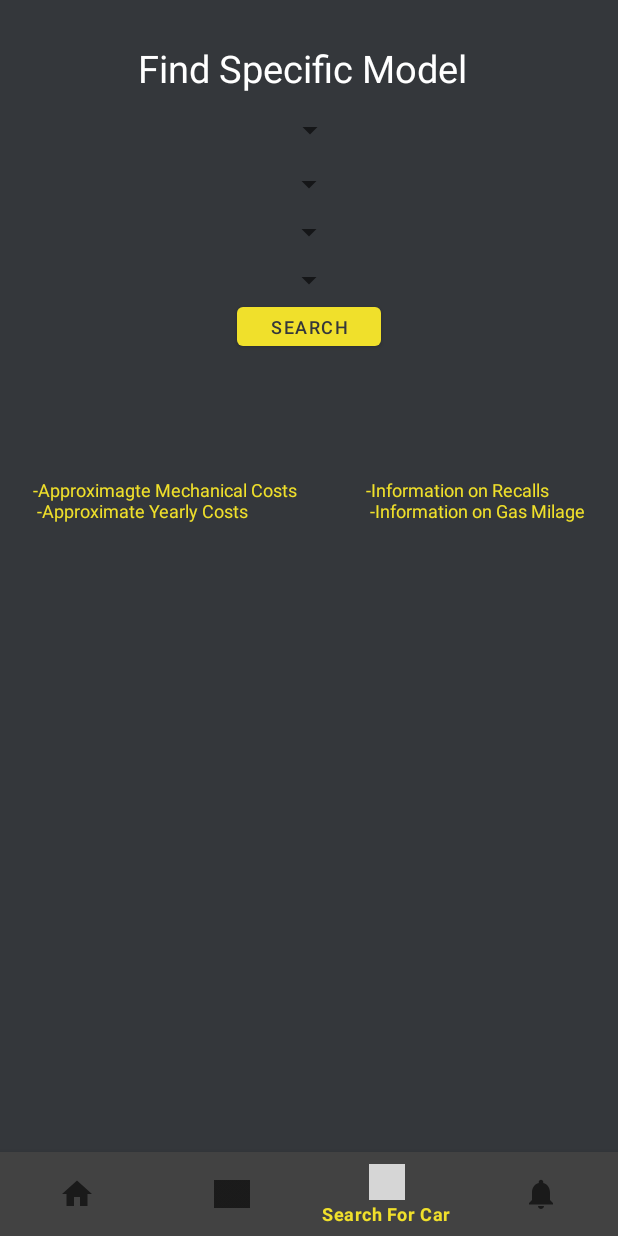
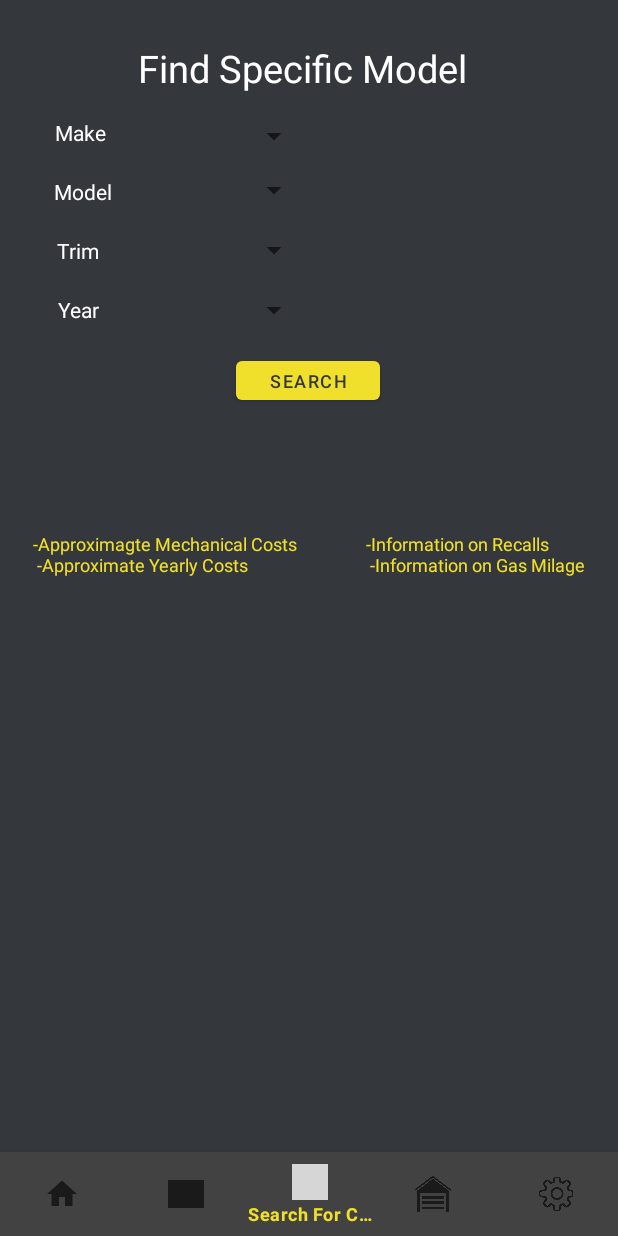
Before and after one commit to chejiaha/CarGuruDemo, an Android app: the FindSpecificModelFragment screen opened through its navigation route, on a phone screen of 412 x 824 dp. Run offline under Robolectric (Android 15) with nearby library versions, the light colour scheme and no system bars; our stand-ins replace Firebase (no records; nobody signed in at launch, a user with empty details on screens opened directly), navigation-ui; grey boxes are pictures that could not be loaded.

Commit message:
Adding Settings Fragment and Creating a lighter theme. This is minimal Theme and does not change the background color

```diff
--- a/app/src/main/java/owen/ross/carguru/MainActivity.java
+++ b/app/src/main/java/owen/ross/carguru/MainActivity.java
@@ -24,7 +24,7 @@ public class MainActivity extends AppCompatActivity {
         // Passing each menu ID as a set of Ids because each
         // menu should be considered as top level destinations.
         AppBarConfiguration appBarConfiguration = new AppBarConfiguration.Builder(
-                R.id.navigation_home, R.id.navigation_search_car, R.id.navigation_questionnaire, R.id.navigation_list_of_cars_based_on_category)
+                R.id.navigation_home, R.id.navigation_search_car, R.id.navigation_questionnaire, R.id.navigation_my_garage, R.id.navigation_settings)
                 .build();
         NavController navController = Navigation.findNavController(this, R.id.nav_host_fragment);
         NavigationUI.setupActionBarWithNavController(this, navController, appBarConfiguration);
--- a/app/src/main/java/owen/ross/carguru/UI/FindSpecificModel/FindSpecificModelFragment.java
+++ b/app/src/main/java/owen/ross/carguru/UI/FindSpecificModel/FindSpecificModelFragment.java
@@ -208,7 +208,7 @@ public class FindSpecificModelFragment extends Fragment {
                         }
                     }
                 }
-                modelSpinnerAdapter = new ArrayAdapter<>(context, android.R.layout.simple_spinner_dropdown_item, modelList);
+                modelSpinnerAdapter = new ArrayAdapter<>(context, R.layout.spinner_adapter_dropdown_item, modelList);
                 modelSpinner.setAdapter(modelSpinnerAdapter);
             }
             return false;
@@ -244,7 +244,7 @@ public class FindSpecificModelFragment extends Fragment {
                         trimList.add(car.getTrim());
                     }
                 }
-                trimSpinnerAdapter = new ArrayAdapter<>(context, android.R.layout.simple_spinner_dropdown_item, trimList);
+                trimSpinnerAdapter = new ArrayAdapter<>(context, R.layout.spinner_adapter_dropdown_item, trimList);
                 trimSpinner.setAdapter(trimSpinnerAdapter);
             }
             return false;
@@ -287,7 +287,7 @@ public class FindSpecificModelFragment extends Fragment {
                         }
                     }
                 }
-                yearSpinnerAdapter = new ArrayAdapter<>(context, android.R.layout.simple_spinner_dropdown_item, yearList);
+                yearSpinnerAdapter = new ArrayAdapter<>(context, R.layout.spinner_adapter_dropdown_item, yearList);
                 yearSpinner.setAdapter(yearSpinnerAdapter);
             }
             return false;
--- a/app/src/main/res/layout/fragment_find_specific_model.xml
+++ b/app/src/main/res/layout/fragment_find_specific_model.xml
@@ -1,13 +1,14 @@
 <?xml version="1.0" encoding="utf-8"?>
-    <androidx.constraintlayout.widget.ConstraintLayout
-        xmlns:android="http://schemas.android.com/apk/res/android"
+<androidx.constraintlayout.widget.ConstraintLayout xmlns:android="http://schemas.android.com/apk/res/android"
     xmlns:app="http://schemas.android.com/apk/res-auto"
     xmlns:tools="http://schemas.android.com/tools"
     android:layout_width="match_parent"
     android:layout_height="match_parent"
+    android:background="@color/grey_background"
     tools:context=".UI.FindSpecificModel.FindSpecificModelFragment"
-        android:background="@color/grey_background"
-    >
+    tools:layout_editor_absoluteX="-24dp"
+    tools:layout_editor_absoluteY="4dp">
+
     <TextView
         android:id="@+id/tvFindSpecificModelTitle"
         android:layout_width="wrap_content"
@@ -15,19 +16,19 @@
         android:layout_marginStart="92dp"
         android:layout_marginTop="28dp"
         android:text="Find Specific Model"
+        android:textColor="@color/white_text"
         android:textSize="25dp"
         app:layout_constraintStart_toStartOf="parent"
-            app:layout_constraintTop_toTopOf="parent"
-            android:textColor="@color/white_text"/>
+        app:layout_constraintTop_toTopOf="parent" />
 
     <Spinner
         android:id="@+id/spMake"
         android:layout_width="wrap_content"
         android:layout_height="wrap_content"
-        android:layout_marginTop="12dp"
+        android:layout_marginTop="16dp"
         android:textColor="@color/white_text"
         app:layout_constraintEnd_toEndOf="parent"
-        app:layout_constraintHorizontal_bias="0.501"
+        app:layout_constraintHorizontal_bias="0.435"
         app:layout_constraintStart_toStartOf="parent"
         app:layout_constraintTop_toBottomOf="@+id/tvFindSpecificModelTitle" />
 
@@ -35,9 +36,10 @@
         android:id="@+id/spYear"
         android:layout_width="wrap_content"
         android:layout_height="wrap_content"
-        android:layout_marginTop="8dp"
+        android:layout_marginTop="16dp"
         android:textColor="@color/white_text"
         app:layout_constraintEnd_toEndOf="parent"
+        app:layout_constraintHorizontal_bias="0.435"
         app:layout_constraintStart_toStartOf="parent"
         app:layout_constraintTop_toBottomOf="@+id/spTrim" />
 
@@ -48,29 +50,10 @@
         android:layout_marginTop="12dp"
         android:textColor="@color/white_text"
         app:layout_constraintEnd_toEndOf="parent"
+        app:layout_constraintHorizontal_bias="0.435"
         app:layout_constraintStart_toStartOf="parent"
         app:layout_constraintTop_toBottomOf="@+id/spMake" />
 
-    <Spinner
-        android:id="@+id/spTrim"
-        android:layout_width="wrap_content"
-        android:layout_height="wrap_content"
-        android:layout_marginTop="32dp"
-        android:textColor="@color/white_text"
-        app:layout_constraintEnd_toEndOf="parent"
-        app:layout_constraintStart_toStartOf="parent"
-        app:layout_constraintTop_toTopOf="@+id/spModel" />
-
-    <Button
-        android:id="@+id/btnFindSpecificModelSearch"
-        android:layout_width="96dp"
-        android:layout_height="38dp"
-        android:text="@string/search_button"
-        android:textColor="@color/grey_background"
-        android:textSize="12dp"
-        app:layout_constraintEnd_toEndOf="parent"
-        app:layout_constraintStart_toStartOf="parent"
-        app:layout_constraintTop_toBottomOf="@+id/spYear" />
     <!-- <TextView
              android:id="@+id/tvFindSpecificModelSearch"
              android:layout_width="wrap_content"
@@ -83,6 +66,30 @@
              app:layout_constraintStart_toStartOf="parent"
              app:layout_constraintTop_toBottomOf="@+id/spMake" />-->
 
+    <Spinner
+        android:id="@+id/spTrim"
+        android:layout_width="wrap_content"
+        android:layout_height="wrap_content"
+        android:layout_marginTop="40dp"
+        android:textColor="@color/white_text"
+        app:layout_constraintEnd_toEndOf="parent"
+        app:layout_constraintHorizontal_bias="0.435"
+        app:layout_constraintStart_toStartOf="parent"
+        app:layout_constraintTop_toTopOf="@+id/spModel" />
+
+    <Button
+        android:id="@+id/btnFindSpecificModelSearch"
+        android:layout_width="96dp"
+        android:layout_height="38dp"
+        android:layout_marginTop="16dp"
+        android:text="@string/search_button"
+        android:textColor="@color/grey_background"
+        android:textSize="12dp"
+        app:layout_constraintEnd_toEndOf="parent"
+        app:layout_constraintHorizontal_bias="0.498"
+        app:layout_constraintStart_toStartOf="parent"
+        app:layout_constraintTop_toBottomOf="@+id/spYear" />
+
     <TextView
         android:id="@+id/tvFindSpecificModelLeftInfo"
         android:layout_width="wrap_content"
@@ -90,12 +97,12 @@
         android:layout_marginTop="76dp"
         android:padding="5dp"
         android:text="-Information on Recalls \n -Information on Gas Milage"
+        android:textColor="@color/orange_text"
         android:textSize="12dp"
         app:layout_constraintEnd_toEndOf="parent"
         app:layout_constraintHorizontal_bias="0.936"
         app:layout_constraintStart_toStartOf="parent"
-        app:layout_constraintTop_toBottomOf="@+id/btnFindSpecificModelSearch"
-        android:textColor="@color/orange_text"/>
+        app:layout_constraintTop_toBottomOf="@+id/btnFindSpecificModelSearch" />
 
     <TextView
         android:id="@+id/tvFindSpecificModelRightInfo"
@@ -104,12 +111,56 @@
         android:layout_marginTop="76dp"
         android:padding="5dp"
         android:text="-Approximagte Mechanical Costs \n -Approximate Yearly Costs"
+        android:textColor="@color/orange_text"
         android:textSize="12dp"
         app:layout_constraintEnd_toEndOf="parent"
         app:layout_constraintHorizontal_bias="0.074"
         app:layout_constraintStart_toStartOf="parent"
-        app:layout_constraintTop_toBottomOf="@+id/btnFindSpecificModelSearch"
-        android:textColor="@color/orange_text"/>
+        app:layout_constraintTop_toBottomOf="@+id/btnFindSpecificModelSearch" />
+
+    <TextView
+        android:id="@+id/textView"
+        android:layout_width="wrap_content"
+        android:layout_height="wrap_content"
+        android:layout_marginTop="16dp"
+        android:layout_marginEnd="88dp"
+        android:text="Make"
+        android:textColor="@color/white_text"
+        app:layout_constraintEnd_toStartOf="@+id/spMake"
+        app:layout_constraintTop_toBottomOf="@+id/tvFindSpecificModelTitle" />
+
+    <TextView
+        android:id="@+id/textView2"
+        android:layout_width="wrap_content"
+        android:layout_height="wrap_content"
+        android:layout_marginTop="20dp"
+        android:layout_marginEnd="84dp"
+        android:text="Model"
+        android:textColor="@color/white_text"
+        app:layout_constraintEnd_toStartOf="@+id/spModel"
+        app:layout_constraintTop_toBottomOf="@+id/textView" />
+
+    <TextView
+        android:id="@+id/textView3"
+        android:layout_width="wrap_content"
+        android:layout_height="wrap_content"
+        android:layout_marginTop="20dp"
+        android:layout_marginEnd="92dp"
+        android:text="Trim"
+        android:textColor="@color/white_text"
+        app:layout_constraintEnd_toStartOf="@+id/spModel"
+        app:layout_constraintTop_toBottomOf="@+id/textView2" />
+
+    <TextView
+        android:id="@+id/textView4"
+        android:layout_width="wrap_content"
+        android:layout_height="wrap_content"
+        android:layout_marginTop="20dp"
+        android:layout_marginEnd="92dp"
+        android:text="Year"
+        android:textColor="@color/white_text"
+        app:layout_constraintEnd_toStartOf="@+id/spModel"
+        app:layout_constraintTop_toBottomOf="@+id/textView3" />
 
     <!--    <TextView-->
     <!--            android:id="@+id/tvFindSpecificModelRecentSearches"-->
--- a/app/src/main/res/menu/bottom_nav_menu.xml
+++ b/app/src/main/res/menu/bottom_nav_menu.xml
@@ -22,9 +22,18 @@
         android:drawable="@android:color/holo_orange_light"/>
 
     <item
-        android:id="@+id/navigation_list_of_cars_based_on_category"
-        android:icon="@drawable/ic_notifications_black_24dp"
-        android:title="Search By Category"
-        android:drawable="@android:color/holo_orange_light"/>
+        android:id="@+id/navigation_my_garage"
+        android:icon="@drawable/mygarageicon"
+        android:title="My Garage" />
+    <item
+        android:id="@+id/navigation_settings"
+        android:icon="@drawable/settingsicon"
+        android:title="Settings" />
+
+<!--    <item-->
+<!--        android:id="@+id/navigation_list_of_cars_based_on_category"-->
+<!--        android:icon="@drawable/ic_notifications_black_24dp"-->
+<!--        android:title="Search By Category"-->
+<!--        android:drawable="@android:color/holo_orange_light"/>-->
 
 </menu>
--- a/app/src/main/res/navigation/mobile_navigation.xml
+++ b/app/src/main/res/navigation/mobile_navigation.xml
@@ -24,9 +24,15 @@
         tools:layout="@layout/fragment_questionnaire" />
 
     <fragment
-        android:id="@+id/navigation_list_of_cars_based_on_category"
-        android:name="owen.ross.carguru.UI.Catagories.ListOfCarsBasedOnCategory"
-        android:label="Search By Category"
+        android:id="@+id/navigation_my_garage"
+        android:name="owen.ross.carguru.UI.Garage.MyGarage.GarageSpashFragment"
+        android:label="My Garage"
+        tools:layout="@layout/fragment_questionnaire" />
+
+    <fragment
+        android:id="@+id/navigation_settings"
+        android:name="owen.ross.carguru.UI.Settings.SettingFragment"
+        android:label="Settings"
         tools:layout="@layout/fragment_questionnaire" />
 
 
--- a/app/src/main/res/values-night/themes.xml
+++ b/app/src/main/res/values-night/themes.xml
@@ -1,16 +1,25 @@
 <resources xmlns:tools="http://schemas.android.com/tools">
     <!-- Base application theme. -->
     <style name="Theme.CarGuru" parent="Theme.MaterialComponents.DayNight.DarkActionBar">
-        <!-- Primary brand color. -->
-        <item name="colorPrimary">@color/purple_200</item>
-        <item name="colorPrimaryVariant">@color/purple_700</item>
+        <item name="colorPrimary">#64B5F6</item>
+        <item name="colorPrimaryVariant">#64B5F6</item>
         <item name="colorOnPrimary">@color/black</item>
         <!-- Secondary brand color. -->
-        <item name="colorSecondary">@color/teal_200</item>
-        <item name="colorSecondaryVariant">@color/teal_200</item>
-        <item name="colorOnSecondary">@color/black</item>
+        <item name="colorSecondary">#80CBC4</item>
+        <item name="colorSecondaryVariant">#64B5F6</item>
+        <item name="colorOnSecondary">#64B5F6</item>
         <!-- Status bar color. -->
         <item name="android:statusBarColor" tools:targetApi="l">?attr/colorPrimaryVariant</item>
-        <!-- Customize your theme here. -->
+<!--        &lt;!&ndash; Primary brand color. &ndash;&gt;-->
+<!--        <item name="colorPrimary">@color/purple_200</item>-->
+<!--        <item name="colorPrimaryVariant">@color/purple_700</item>-->
+<!--        <item name="colorOnPrimary">@color/black</item>-->
+<!--        &lt;!&ndash; Secondary brand color. &ndash;&gt;-->
+<!--        <item name="colorSecondary">@color/teal_200</item>-->
+<!--        <item name="colorSecondaryVariant">@color/teal_200</item>-->
+<!--        <item name="colorOnSecondary">@color/black</item>-->
+<!--        &lt;!&ndash; Status bar color. &ndash;&gt;-->
+<!--        <item name="android:statusBarColor" tools:targetApi="l">?attr/colorPrimaryVariant</item>-->
+<!--        &lt;!&ndash; Customize your theme here. &ndash;&gt;-->
     </style>
 </resources>
```
Also changed, not shown: app/src/main/java/owen/ross/carguru/UI/Settings/SettingFragment.java (+41 -0 lines), app/src/main/res/layout/fragment_setting.xml (+38 -18 lines), app/src/main/res/values/themes.xml (+14 -0 lines). Lines whose indentation alone changed are shown as unchanged.
